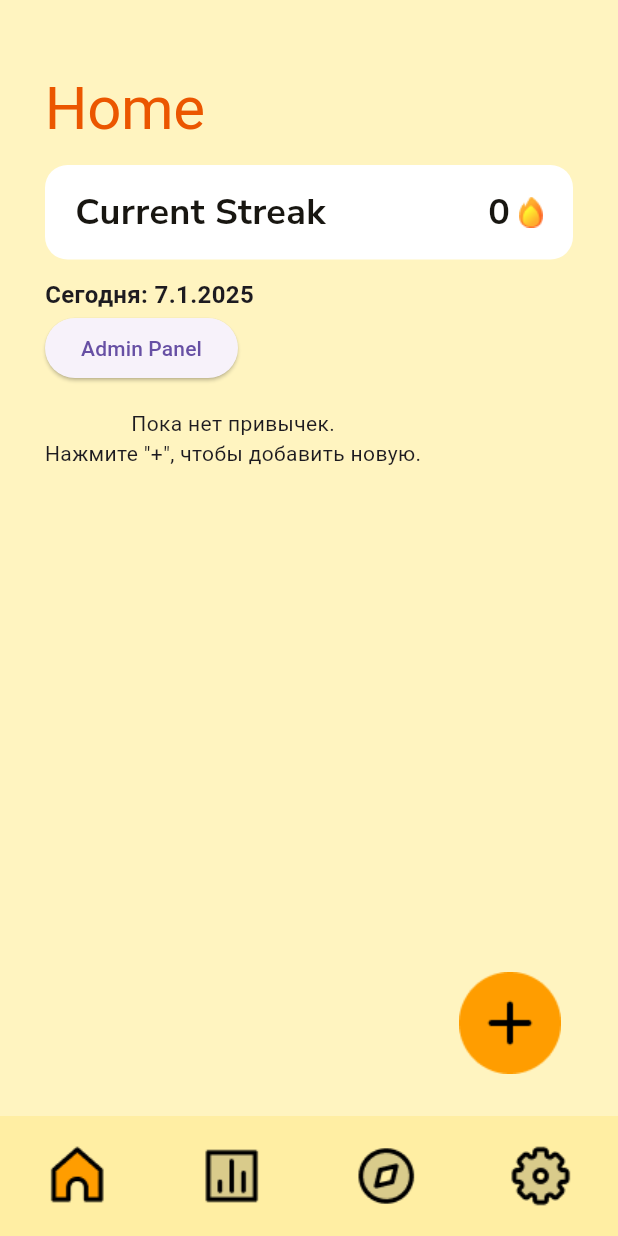
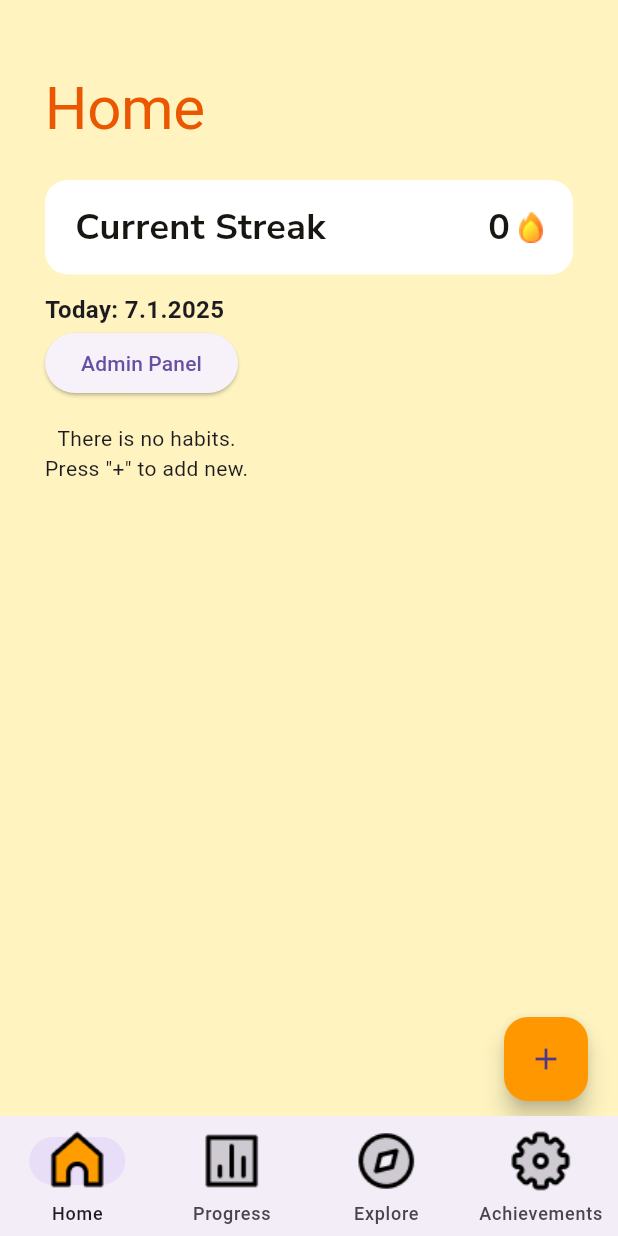
Before and after one commit to kjeegg/STREAKZ, a Flutter app: the screen it shows after launch, on a phone screen of 412 x 824 dp. Run offline on Flutter 3.47's test engine with Material 3 defaults, Android fonts, the phone set to English and light mode, and no system bars; our stand-ins replace google_fonts, shared_preferences; Roboto replaces fonts that are missing (Coiny).

Commit message:
added transition animation between screens adjusted add habit button repaired achievements fonts adjusted home screen  with other screens

```diff
--- a/lib/models/habit_model.dart
+++ b/lib/models/habit_model.dart
@@ -1,12 +1,12 @@
-// lib/models/habit_model.dart
-
 class Habit {
   String title;
-  List<bool> days;  // дни недели [Пн..Вс], отмечаем true/false
-  String time;      // например, "09:00"
-  String reminder;  // например, "Never", "Once a day"
-  int colorIndex;   // индекс цвета
-  int streakCount;  // пример: счётчик стрика по данной привычке
+  List<bool> days;
+  String time;
+  String reminder;
+  int colorIndex;
+  int streakCount;
+  DateTime? startDate;
+  bool isDone;
 
   Habit({
     required this.title,
@@ -15,6 +15,8 @@ class Habit {
     required this.reminder,
     required this.colorIndex,
     this.streakCount = 0,
+    this.startDate,
+    this.isDone = false,
   });
 
   Map<String, dynamic> toMap() {
@@ -25,17 +27,23 @@ class Habit {
       'reminder': reminder,
       'colorIndex': colorIndex,
       'streakCount': streakCount,
+      'startDate': startDate?.millisecondsSinceEpoch,
+      'isDone': isDone ? 1 : 0,
     };
   }
 
   static Habit fromMap(Map<String, dynamic> map) {
     return Habit(
       title: map['title'] ?? '',
-      days: (map['days'] as List).map((val) => val == 1).toList(),
+      days: (map['days'] as List).map((e) => e == 1).toList(),
       time: map['time'] ?? '',
       reminder: map['reminder'] ?? 'Never',
       colorIndex: map['colorIndex'] ?? 0,
       streakCount: map['streakCount'] ?? 0,
+      startDate: map['startDate'] != null
+          ? DateTime.fromMillisecondsSinceEpoch(map['startDate'])
+          : null,
+      isDone: (map['isDone'] ?? 0) == 1,
     );
   }
 }
--- a/lib/screens/home_screen.dart
+++ b/lib/screens/home_screen.dart
@@ -47,14 +47,17 @@ class _HomeScreenState extends State<HomeScreen> {
         '${currentDate.day}.${currentDate.month}.${currentDate.year}';
 
     return SafeArea(
-      child: Padding(
-        padding: const EdgeInsets.only(top: 50.0, left: 30.0, right: 30.0),
-        child: Stack(
-          children: [
-            Column(
+      child: SingleChildScrollView(
+        padding: const EdgeInsets.only(
+          left: 30,
+          right: 30,
+        ),
+        child: Column(
           crossAxisAlignment: CrossAxisAlignment.start,
           children: [
-                Text(
+            Container(
+              margin: EdgeInsets.only(top: 50, bottom: 25),
+              child: Text(
                 "Home",
                 style: GoogleFonts.coiny(
                   textStyle: Theme.of(context).textTheme.displayLarge,
@@ -63,7 +66,8 @@ class _HomeScreenState extends State<HomeScreen> {
                   color: habitAccent2,
                 ),
               ),
-                SizedBox(height: 15),
+            ),
+            // Блок "Current Streak"
             Container(
               padding: const EdgeInsets.all(20),
               decoration: BoxDecoration(
@@ -101,6 +105,7 @@ class _HomeScreenState extends State<HomeScreen> {
                         width: 16,
                         height: 23,
                       ),
+
                     ],
                   ),
                 ],
@@ -110,9 +115,8 @@ class _HomeScreenState extends State<HomeScreen> {
 
             // Дата
             Text(
-                  'Сегодня: $dateStr',
-                  style: const TextStyle(
-                      fontSize: 16, fontWeight: FontWeight.bold),
+              'Today: $dateStr',
+              style: const TextStyle(fontSize: 16, fontWeight: FontWeight.bold),
             ),
             ElevatedButton(
               onPressed: () {
@@ -126,7 +130,7 @@ class _HomeScreenState extends State<HomeScreen> {
             // Список привычек (или текст "нет привычек")
             _habits.isEmpty
                 ? const Text(
-                        'Пока нет привычек.\nНажмите "+", чтобы добавить новую.',
+                    'There is no habits.\nPress "+" to add new.',
                     textAlign: TextAlign.center,
                   )
                 : Column(
@@ -145,8 +149,7 @@ class _HomeScreenState extends State<HomeScreen> {
                               child: Text(
                                 habit.title,
                                 style: const TextStyle(
-                                        fontSize: 16,
-                                        fontWeight: FontWeight.w500),
+                                    fontSize: 16, fontWeight: FontWeight.w500),
                               ),
                             ),
                             IconButton(
@@ -164,18 +167,6 @@ class _HomeScreenState extends State<HomeScreen> {
                   ),
           ],
         ),
-            Positioned(
-              bottom: 20,
-              right: 0,
-              child: IconButton(
-                onPressed: () {
-                Navigator.pushNamed(context, '/addHabit');
-                },
-                icon: Image.asset('lib/assets/icons/add_habit_button.png'),
-            ),
-            ),
-          ],
-        ),
       ),
     );
   }
--- a/lib/screens/main_screen.dart
+++ b/lib/screens/main_screen.dart
@@ -1,8 +1,5 @@
-// lib/screens/main_screen.dart
-
 import 'package:flutter/material.dart';
 import 'package:habit_tracker_app/constants/colors.dart';
-
 import 'home_screen.dart';
 import 'progress_screen.dart';
 import 'explore_screen.dart';
@@ -16,8 +13,13 @@ class MainScreen extends StatefulWidget {
 }
 
 class _MainScreenState extends State<MainScreen> {
+  // Индекс текущей вкладки
   int _currentIndex = 0;
 
+  // Контроллер PageView для перелистывания экранов
+  final PageController _pageController = PageController(initialPage: 0);
+
+  // Список экранов
   final List<Widget> _screens = const [
     HomeScreen(),
     ProgressScreen(),
@@ -26,19 +28,63 @@ class _MainScreenState extends State<MainScreen> {
   ];
 
   @override
+  void dispose() {
+    _pageController.dispose();
+    super.dispose();
+  }
+
+  @override
   Widget build(BuildContext context) {
     return Scaffold(
-      body: _screens[_currentIndex],
+      // Вместо floatingActionButton — используем Stack в body
+      body: Stack(
+        children: [
+          // Анимированный PageView с экранами
+          PageView(
+            controller: _pageController,
+            onPageChanged: (index) {
+              setState(() {
+                _currentIndex = index;
+              });
+            },
+            children: _screens,
+          ),
+
+          // Позиционируем кнопку "Add Habit" где хотим
+          Positioned(
+            // Например, на 20 пикселей от правого края и на 60 пикселей выше нижнего края
+            right: 20,
+            bottom: 10,
+            child: FloatingActionButton(
+              onPressed: () {
+                // Переход на экран добавления привычки
+                Navigator.pushNamed(context, '/addHabit').then((_) {
+                  // Когда вернулись, если надо обновить HomeScreen (индекс 0)
+                  if (_currentIndex == 0) {
+                    // Например, вызвать метод обновления через GlobalKey или т.п.
+                  }
+                });
+              },
+              backgroundColor: Colors.orange,
+              child: const Icon(Icons.add),
+            ),
+          ),
+        ],
+      ),
+
+      // Нижняя панель навигации
       bottomNavigationBar: NavigationBar(
-        labelBehavior: NavigationDestinationLabelBehavior.alwaysHide,
-        onDestinationSelected: (int index) {
+        selectedIndex: _currentIndex,
+        onDestinationSelected: (newIndex) {
           setState(() {
-            _currentIndex = index;
+            _currentIndex = newIndex;
           });
+          _pageController.animateToPage(
+            newIndex,
+            duration: const Duration(milliseconds: 300),
+            curve: Curves.easeInOut,
+          );
         },
-        backgroundColor: habitSecondary,
-        indicatorColor: Colors.transparent,
-        selectedIndex: _currentIndex,
         destinations: [
           NavigationDestination(
             selectedIcon: Image.asset(
@@ -64,7 +110,7 @@ class _MainScreenState extends State<MainScreen> {
               width: 47,
               height: 47,
             ),
-            label: 'Notifications',
+            label: 'Progress',
           ),
           NavigationDestination(
             selectedIcon: Image.asset(
@@ -77,7 +123,7 @@ class _MainScreenState extends State<MainScreen> {
               width: 47,
               height: 47,
             ),
-            label: 'Notifications',
+            label: 'Explore',
           ),
           NavigationDestination(
             selectedIcon: Image.asset(
@@ -90,7 +136,7 @@ class _MainScreenState extends State<MainScreen> {
               width: 47,
               height: 47,
             ),
-            label: 'Messages',
+            label: 'Achievements',
           ),
         ],
       ),
--- a/lib/widgets/placeholder_image.dart
+++ b/lib/widgets/placeholder_image.dart
@@ -14,7 +14,7 @@ class PlaceholderImage extends StatelessWidget {
       color: Colors.grey.withOpacity(0.3),
       padding: const EdgeInsets.all(8.0),
       child: Text(
-        'Заглушка: $placeholderName',
+        'Placeholder: $placeholderName',
         textAlign: TextAlign.center,
         style: const TextStyle(color: Colors.black54),
       ),
--- a/pubspec.yaml
+++ b/pubspec.yaml
@@ -32,6 +32,7 @@ dependencies:
     sdk: flutter
   shared_preferences: ^2.0.15
 
+
   # The following adds the Cupertino Icons font to your application.
   # Use with the CupertinoIcons class for iOS style icons.
   cupertino_icons: ^1.0.8
@@ -46,7 +47,7 @@ dev_dependencies:
   # activated in the `analysis_options.yaml` file located at the root of your
   # package. See that file for information about deactivating specific lint
   # rules and activating additional ones.
-  flutter_lints: ^4.0.0
+  flutter_lints: ^5.0.0
 
 # For information on the generic Dart part of this file, see the
 # following page: https://dart.dev/tools/pub/pubspec
```
Also changed, not shown: lib/main.dart (+26 -1 lines), lib/screens/achievements_screen.dart (+11 -4 lines), 1 other file. Lines whose indentation alone changed are shown as unchanged.
